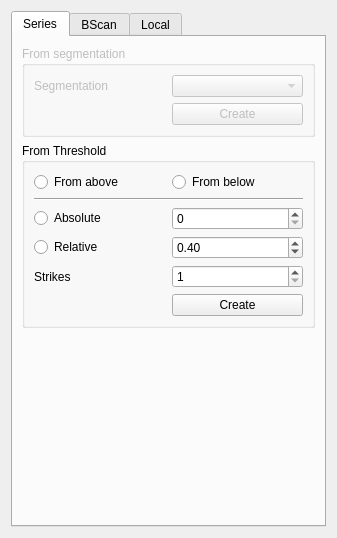
First picture: the form in ui/marker_segmentation.ui, repository neurodial/OCT-Marker, before the edit.
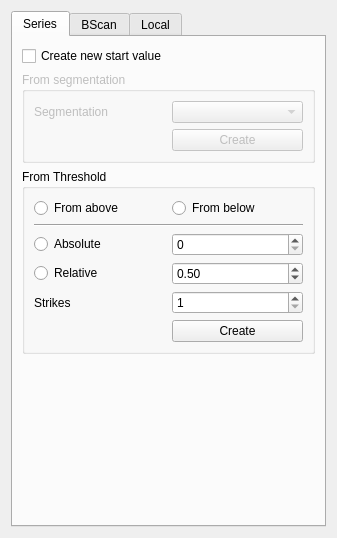
Second picture: the form after the edit. The open tabs and pages were chosen to show the change. Icons and pictures are not drawn.

What changed in the file:
```diff
--- a/ui/marker_segmentation.ui
+++ b/ui/marker_segmentation.ui
@@ -24,6 +24,13 @@
        <string>Series</string>
       </attribute>
       <layout class="QVBoxLayout" name="verticalLayout_2">
+       <item>
+        <widget class="QCheckBox" name="checkBoxCreateNewSeriesStartValue">
+         <property name="text">
+          <string>Create new start value</string>
+         </property>
+        </widget>
+       </item>
        <item>
         <widget class="QGroupBox" name="groupBox">
          <property name="enabled">
@@ -88,7 +95,7 @@
              <double>0.050000000000000</double>
             </property>
             <property name="value">
-             <double>0.400000000000000</double>
+             <double>0.500000000000000</double>
             </property>
            </widget>
           </item>
```
